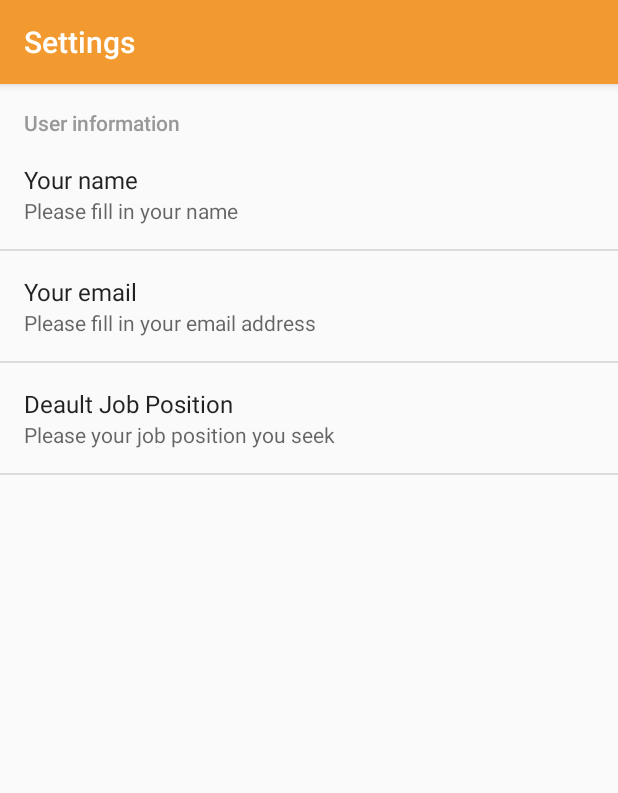
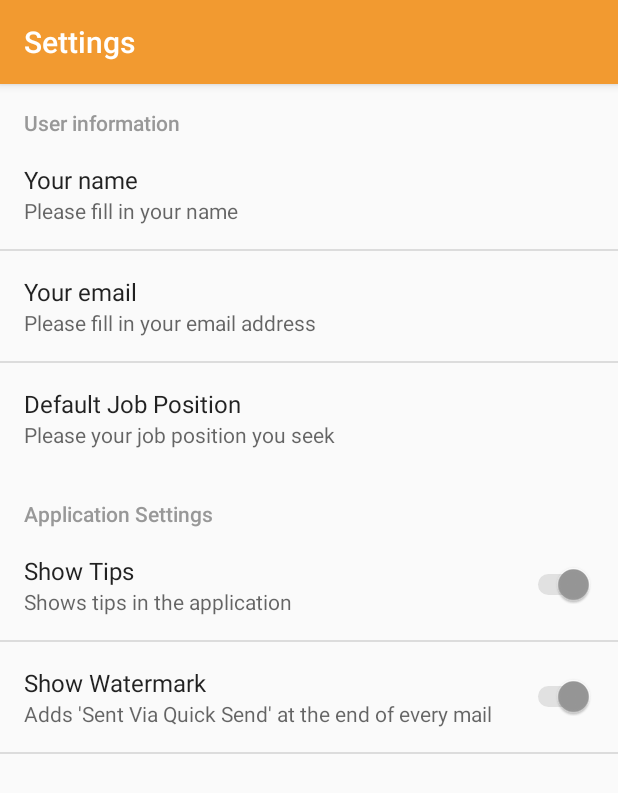
Before and after one commit to othreecodes/Quicksend, an Android app: the fragment TemplatesFragment placed in its activity, in the options menu, after a tap on "Settings", on a phone screen of 412 x 824 dp. Shown: the top 793 px of the screen. Run offline under Robolectric (Android 15) with nearby library versions, the phone set to English and light mode, and no system bars; libraries missing offline, so code that uses them is left out: com.afollestad.materialdialogs, com.cocosw.bottomsheet; 2 statements that could not run were skipped.

Commit message:
added more settings

```diff
--- a/app/src/main/AndroidManifest.xml
+++ b/app/src/main/AndroidManifest.xml
@@ -3,6 +3,7 @@
     package="com.davidmadethis.quicksend">
 
     <uses-permission android:name="android.permission.WRITE_EXTERNAL_STORAGE" />
+    <uses-permission android:name="android.permission.ACCESS_NETWORK_STATE" />
 
     <application
         android:allowBackup="true"
--- a/app/src/main/java/com/davidmadethis/quicksend/fragments/TemplatesFragment.java
+++ b/app/src/main/java/com/davidmadethis/quicksend/fragments/TemplatesFragment.java
@@ -2,8 +2,10 @@ package com.davidmadethis.quicksend.fragments;
 
 import android.content.Context;
 import android.content.DialogInterface;
+import android.content.SharedPreferences;
 import android.net.Uri;
 import android.os.Bundle;
+import android.preference.PreferenceManager;
 import android.support.annotation.NonNull;
 import android.support.design.widget.FloatingActionButton;
 import android.support.design.widget.Snackbar;
@@ -11,6 +13,7 @@ import android.support.v4.app.Fragment;
 import android.support.v7.view.ActionMode;
 import android.support.v7.widget.LinearLayoutManager;
 import android.support.v7.widget.RecyclerView;
+import android.util.Log;
 import android.view.LayoutInflater;
 import android.view.View;
 import android.view.ViewGroup;
@@ -65,6 +68,8 @@ public class TemplatesFragment extends Fragment {
         super.onCreate(savedInstanceState);
     }
 
+    SharedPreferences preferences;
+
     @Override
     public View onCreateView(LayoutInflater inflater, ViewGroup container,
                              Bundle savedInstanceState) {
@@ -72,6 +77,9 @@ public class TemplatesFragment extends Fragment {
         recyclerView = (RecyclerView) v.findViewById(R.id.templates_recycler_view);
         floatingActionButton = (FloatingActionButton) v.findViewById(R.id.fab);
 
+        preferences = PreferenceManager.getDefaultSharedPreferences(this.getContext());
+
+        if (preferences.getBoolean("tips", true)) {
             Snackbar snackbar = Snackbar.make(recyclerView, "You can use {{company}} to represent the company name," +
                     " {{name}} to represent your name and {{job}} to represent the position you seek" +
                     ". NB: You must have filled this in already in Settings", Snackbar.LENGTH_INDEFINITE)
@@ -81,11 +89,12 @@ public class TemplatesFragment extends Fragment {
 
                         }
                     });
-
-
             final TextView textView = (TextView) snackbar.getView().findViewById(android.support.design.R.id.snackbar_text);
             textView.setMaxLines(5);
             snackbar.show();
+        }
+
+
         storage = new TemplateStorage();
 
 
@@ -132,7 +141,7 @@ public class TemplatesFragment extends Fragment {
                                 new MaterialDialog.Builder(getActivity())
                                         .title("Edit Mail Template")
                                         .customView(v, true)
-                                        .positiveText(R.string.edit)
+                                        .positiveText(R.string.save)
                                         .theme(Theme.LIGHT)
                                         .negativeText(R.string.cancel)
                                         .onPositive(new MaterialDialog.SingleButtonCallback() {
--- a/app/src/main/res/values/strings.xml
+++ b/app/src/main/res/values/strings.xml
@@ -21,4 +21,5 @@
     <string name="email">Email</string>
     <string name="settings">Settings</string>
     <string name="edit">EDIT</string>
+    <string name="save">SAVE</string>
 </resources>
--- a/app/src/main/res/xml/preferences.xml
+++ b/app/src/main/res/xml/preferences.xml
@@ -8,19 +8,38 @@
             android:key="name"
             android:defaultValue="@string/author_name"
             android:summary="Please fill in your name"
-            android:title="Your name"></EditTextPreference>
+            android:title="Your name" />
 
         <EditTextPreference
             android:key="email"
             android:defaultValue="@string/author_email"
             android:summary="Please fill in your email address"
-            android:title="Your email"></EditTextPreference>
+            android:title="Your email" />
 
         <EditTextPreference
             android:key="position"
             android:defaultValue="@string/job"
             android:summary="Please your job position you seek"
-            android:title="Deault Job Position"></EditTextPreference>
+            android:title="Default Job Position" />
     </PreferenceCategory>
 
+
+    <PreferenceCategory android:title="Application Settings">
+
+        <SwitchPreference
+            android:key="tips"
+            android:defaultValue="true"
+            android:summary="Shows tips in the application "
+            android:title="Show Tips" />
+
+
+        <SwitchPreference
+            android:key="sendvia"
+            android:defaultValue="true"
+            android:summary="Adds 'Sent Via Quick Send' at the end of every mail"
+            android:title="Show Watermark" />
+    </PreferenceCategory>
+
+
+
 </PreferenceScreen>
```
Lines whose indentation alone changed are shown as unchanged.
